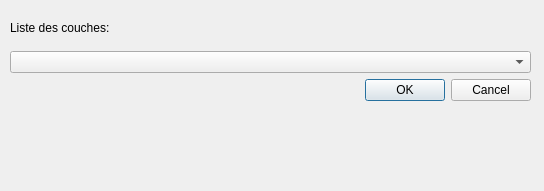
The window that mon_extension_dialog_base.ui (romainbernasconi1/TP-pyqgis-TSI) describes before a commit, drawn with Qt 5.
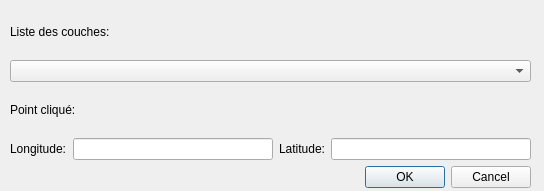
The same window after the commit.

Commit message: ajout de l'US n°2

```diff
--- a/mon_extension_dialog_base.ui
+++ b/mon_extension_dialog_base.ui
@@ -19,7 +19,7 @@
      <x>10</x>
      <y>10</y>
      <width>521</width>
-     <height>91</height>
+     <height>178</height>
     </rect>
    </property>
    <layout class="QVBoxLayout" name="verticalLayout">
@@ -33,6 +33,37 @@
     <item>
      <widget class="QComboBox" name="comboBox_couches"/>
     </item>
+    <item>
+     <widget class="QLabel" name="label_click">
+      <property name="text">
+       <string>Point cliqué:</string>
+      </property>
+     </widget>
+    </item>
+    <item>
+     <layout class="QHBoxLayout" name="horizontalLayout">
+      <item>
+       <widget class="QLabel" name="label_lon">
+        <property name="text">
+         <string>Longitude:</string>
+        </property>
+       </widget>
+      </item>
+      <item>
+       <widget class="QLineEdit" name="lineEdit_lon"/>
+      </item>
+      <item>
+       <widget class="QLabel" name="label_lat">
+        <property name="text">
+         <string>Latitude:</string>
+        </property>
+       </widget>
+      </item>
+      <item>
+       <widget class="QLineEdit" name="lineEdit_lat"/>
+      </item>
+     </layout>
+    </item>
     <item>
      <widget class="QDialogButtonBox" name="button_box">
       <property name="orientation">
```
The commit also changes 2 other files.
